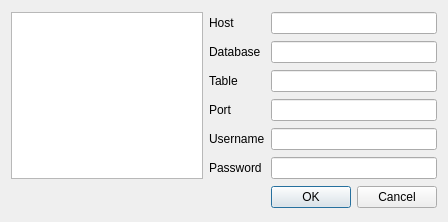
First picture: the form in ui/connections.ui, repository AeroNotix/freepoint, before the edit.
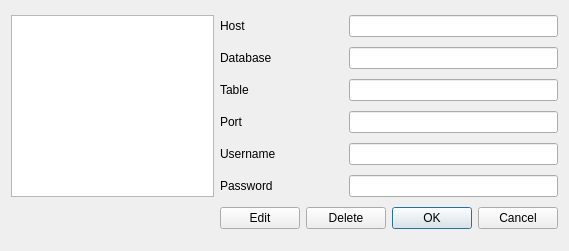
Second picture: the form after the edit. Icons and pictures are not drawn.

Commit message: Setting window titles and icons

The edit to the form file:
```diff
--- a/ui/connections.ui
+++ b/ui/connections.ui
@@ -6,15 +6,31 @@
    <rect>
     <x>0</x>
     <y>0</y>
-    <width>448</width>
-    <height>222</height>
+    <width>569</width>
+    <height>251</height>
    </rect>
   </property>
   <property name="windowTitle">
    <string>Dialog</string>
   </property>
   <layout class="QGridLayout" name="gridLayout">
-   <item row="1" column="1">
+   <item row="0" column="0" rowspan="6">
+    <widget class="QListWidget" name="listWidget"/>
+   </item>
+   <item row="0" column="1">
+    <widget class="QLabel" name="label">
+     <property name="text">
+      <string>Host</string>
+     </property>
+     <property name="buddy">
+      <cstring>txt_host</cstring>
+     </property>
+    </widget>
+   </item>
+   <item row="0" column="3" colspan="2">
+    <widget class="QLineEdit" name="txt_host"/>
+   </item>
+   <item row="1" column="1" colspan="2">
     <widget class="QLabel" name="label_2">
      <property name="text">
       <string>Database</string>
@@ -24,6 +40,9 @@
      </property>
     </widget>
    </item>
+   <item row="1" column="3" colspan="2">
+    <widget class="QLineEdit" name="txt_database"/>
+   </item>
    <item row="2" column="1">
     <widget class="QLabel" name="label_3">
      <property name="text">
@@ -34,48 +53,9 @@
      </property>
     </widget>
    </item>
-   <item row="2" column="2">
+   <item row="2" column="3" colspan="2">
     <widget class="QLineEdit" name="txt_table"/>
    </item>
-   <item row="5" column="2">
-    <widget class="QLineEdit" name="txt_password"/>
-   </item>
-   <item row="0" column="1">
-    <widget class="QLabel" name="label">
-     <property name="text">
-      <string>Host</string>
-     </property>
-     <property name="buddy">
-      <cstring>txt_host</cstring>
-     </property>
-    </widget>
-   </item>
-   <item row="1" column="2">
-    <widget class="QLineEdit" name="txt_database"/>
-   </item>
-   <item row="0" column="2">
-    <widget class="QLineEdit" name="txt_host"/>
-   </item>
-   <item row="5" column="1">
-    <widget class="QLabel" name="label_6">
-     <property name="text">
-      <string>Password</string>
-     </property>
-     <property name="buddy">
-      <cstring>txt_password</cstring>
-     </property>
-    </widget>
-   </item>
-   <item row="6" column="2">
-    <widget class="QDialogButtonBox" name="buttonBox">
-     <property name="orientation">
-      <enum>Qt::Horizontal</enum>
-     </property>
-     <property name="standardButtons">
-      <set>QDialogButtonBox::Cancel|QDialogButtonBox::Ok</set>
-     </property>
-    </widget>
-   </item>
    <item row="3" column="1">
     <widget class="QLabel" name="label_4">
      <property name="text">
@@ -86,7 +66,10 @@
      </property>
     </widget>
    </item>
-   <item row="4" column="1">
+   <item row="3" column="3" colspan="2">
+    <widget class="QLineEdit" name="txt_port"/>
+   </item>
+   <item row="4" column="1" colspan="2">
     <widget class="QLabel" name="label_5">
      <property name="text">
       <string>Username</string>
@@ -96,14 +79,45 @@
      </property>
     </widget>
    </item>
-   <item row="3" column="2">
-    <widget class="QLineEdit" name="txt_port"/>
-   </item>
-   <item row="4" column="2">
+   <item row="4" column="3" colspan="2">
     <widget class="QLineEdit" name="txt_username"/>
    </item>
-   <item row="0" column="0" rowspan="6">
-    <widget class="QListWidget" name="listWidget"/>
+   <item row="5" column="1" colspan="2">
+    <widget class="QLabel" name="label_6">
+     <property name="text">
+      <string>Password</string>
+     </property>
+     <property name="buddy">
+      <cstring>txt_password</cstring>
+     </property>
+    </widget>
+   </item>
+   <item row="5" column="3" colspan="2">
+    <widget class="QLineEdit" name="txt_password"/>
+   </item>
+   <item row="6" column="2" colspan="2">
+    <widget class="QPushButton" name="btn_deleteRow">
+     <property name="text">
+      <string>Delete</string>
+     </property>
+    </widget>
+   </item>
+   <item row="6" column="4">
+    <widget class="QDialogButtonBox" name="buttonBox">
+     <property name="orientation">
+      <enum>Qt::Horizontal</enum>
+     </property>
+     <property name="standardButtons">
+      <set>QDialogButtonBox::Cancel|QDialogButtonBox::Ok</set>
+     </property>
+    </widget>
+   </item>
+   <item row="6" column="1">
+    <widget class="QPushButton" name="btn_editRow">
+     <property name="text">
+      <string>Edit</string>
+     </property>
+    </widget>
    </item>
   </layout>
  </widget>
```
Left out of the diff: 48 changed lines with no effect on the pictures. The commit also changes 5 other files.
